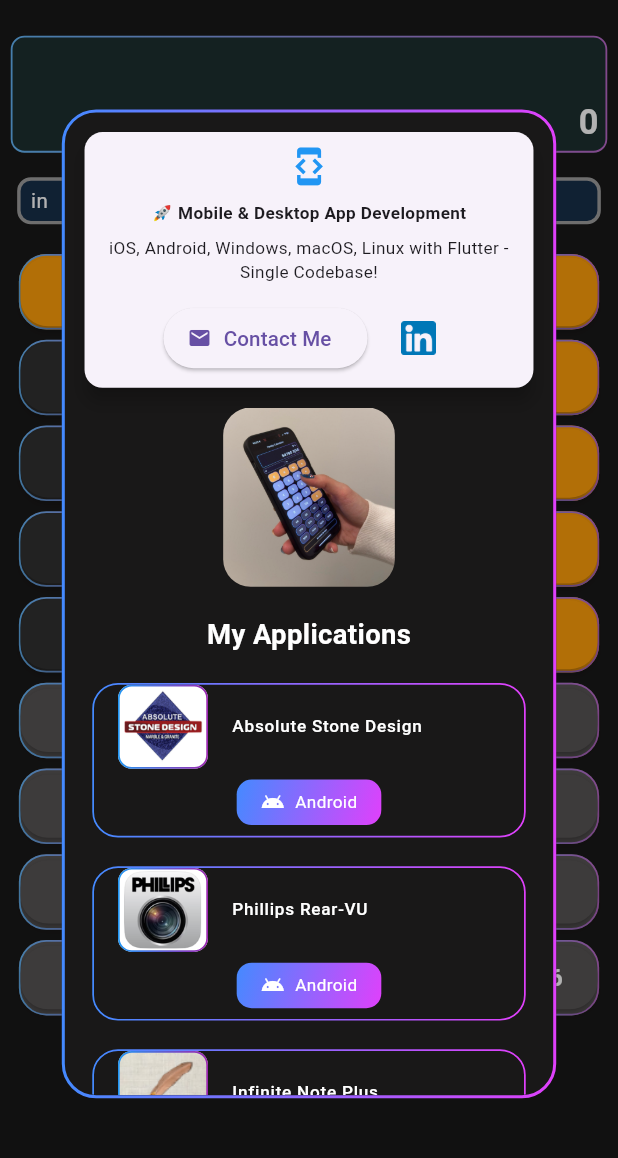
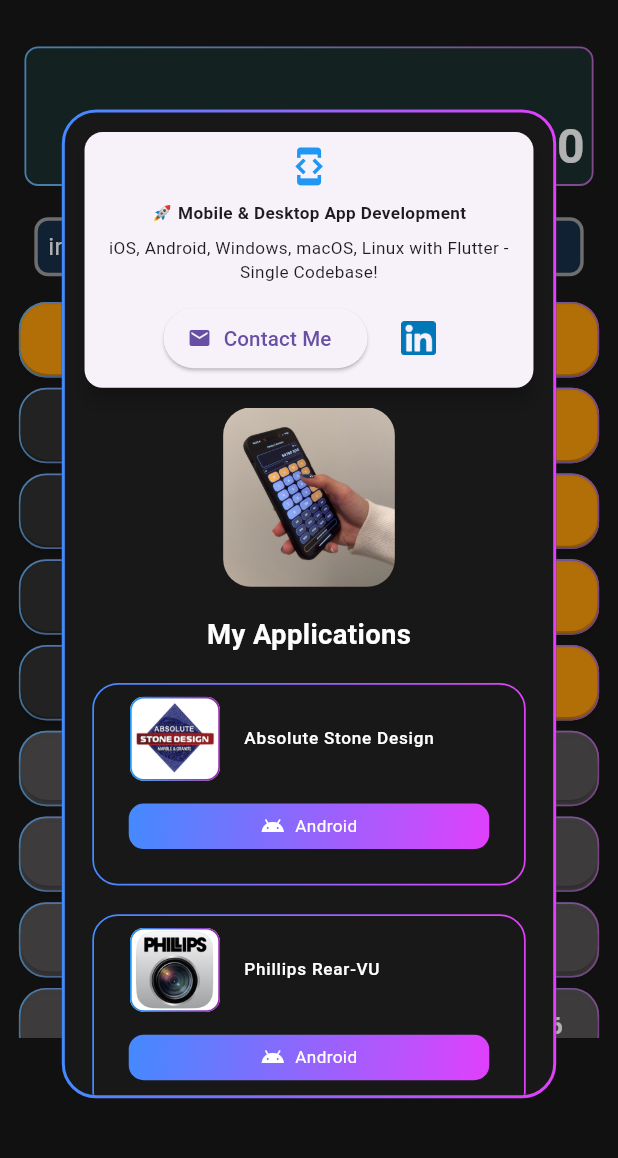
Before and after one commit to johnhcolani/HandiCalc, a Flutter app: the screen it shows after launch, after a tap on the "menu" icon, on a phone screen of 412 x 824 dp, the part 59-1217 px from its top. Run offline on Flutter 3.47's test engine with Material 3 defaults, Android fonts, the phone set to English and light mode, and no system bars; our stand-ins replace flutter_bloc, flutter_screenutil, gradient_borders, lottie; missing offline and left inert: fraction.

Commit message:
Responsive on Tablet and iPad

```diff
--- a/lib/features/calculator/presentation/screens/fraction_calculator_screen.dart
+++ b/lib/features/calculator/presentation/screens/fraction_calculator_screen.dart
@@ -36,25 +36,38 @@
       ),
       body: BlocBuilder<CalculatorBloc, CalculatorState>(
         builder: (context, state) {
-          return Column(
+          return LayoutBuilder(
+            builder: (context, constraints) {
+              double maxWidth = constraints.maxWidth > 600 ? constraints.maxWidth * 0.8 : constraints.maxWidth;
+
+              double maxHeight = constraints.maxHeight; // Get screen height
+              return Center(
+                child: Container(
+                  width: maxWidth,
+                  height: maxHeight, // Ensure it doesn't overflow
+                  padding: EdgeInsets.symmetric(horizontal: 8.w, vertical: 6.h),
+                  child: Column(
                     children: [
-              _buildDisplaySection(context, state),
+                      _buildDisplaySection(context, state,constraints),
                       _buildResultContainers(state),
-              _buildCalculatorButtons(context),
+                      _buildScrollableCalculatorButtons(context),
                       // _buildAdBanner(),
                     ],
+                  ),
+                ),
               );
+            });
         },
       ),
     );
   }
 
-  Widget _buildDisplaySection(BuildContext context, CalculatorState state) {
+  Widget _buildDisplaySection(BuildContext context, CalculatorState state, BoxConstraints constraints) {
     return Padding(
-      padding:  EdgeInsets.all(6.h),
+      padding: EdgeInsets.all(6.h),
       child: Container(
         decoration: BoxDecoration(
-          color: Colors.blue.withValues(red: 0.2,blue: 1,green: 1,alpha: 0.1),
+          color: Colors.blue.withValues(red: 0.2, blue: 1, green: 1, alpha: 0.1),
           border: GradientBoxBorder(
             width: 1.dm,
             gradient: LinearGradient(colors: [
@@ -68,21 +81,27 @@
           children: [
             Container(
               alignment: Alignment.centerRight,
-              padding:  EdgeInsets.symmetric(horizontal: 8.w, vertical: 2.h),
-              child: Text(state.expression,
+              padding: EdgeInsets.symmetric(horizontal: 8.w, vertical: 2.h),
+              child: Text(
+                state.expression,
                 style: TextStyle(
-                      fontSize: 20.sp,
+                  fontSize: constraints.maxWidth > 600 ? 18.sp : 22.sp, // Smaller on tablets
                   fontWeight: FontWeight.bold,
-                      color: Colors.grey[300])),
+                  color: Colors.grey[300],
+                ),
+              ),
             ),
             Container(
               alignment: Alignment.centerRight,
-              padding:  EdgeInsets.symmetric(horizontal: 4.w, vertical: 2.h),
-              child: Text(state.displayText,
-                  style:  TextStyle(
-                      fontSize: 20.sp,
+              padding: EdgeInsets.symmetric(horizontal: 4.w, vertical: 2.h),
+              child: Text(
+                state.displayText,
+                style: TextStyle(
+                  fontSize: constraints.maxWidth > 600 ? 24.sp : 28.sp, // Scale for large screens
                   fontWeight: FontWeight.bold,
-                      color: Colors.white)),
+                  color: Colors.white,
+                ),
+              ),
             ),
           ],
         ),
@@ -90,9 +109,11 @@
     );
   }
 
+
+
   Widget _buildResultContainers(CalculatorState state) {
     return Padding(
-      padding:  EdgeInsets.symmetric(vertical: 2.h, horizontal: 4.w),
+      padding:  EdgeInsets.all(6.w),
       child: Row(
         children: [
           Expanded(child: _buildResultContainer("in", state.inchResult, Color(
@@ -106,28 +127,26 @@
 
   Widget _buildResultContainer(String label, String result, Color textColor) {
     return Padding(
-      padding:  EdgeInsets.all(6.w),
+      padding: EdgeInsets.all(6.w),
       child: Container(
         decoration: BoxDecoration(
-          color: Colors.blue.withValues(red: .01,blue: 2,green: 1,alpha: 0.1),
+          color: Colors.blue.withValues(red: .01, blue: 2, green: 1, alpha: 0.1),
           border: Border.all(color: Colors.grey, width: 2.w),
           borderRadius: BorderRadius.circular(8.r),
         ),
         child: Padding(
-          padding:  EdgeInsets.symmetric(horizontal: 6.w, vertical: 2.h),
+          padding: EdgeInsets.symmetric(horizontal: 6.w, vertical: 2.h),
           child: Row(
             mainAxisAlignment: MainAxisAlignment.spaceBetween,
             children: [
-              Text(label, style:  TextStyle(color: Colors.white,fontSize: 12.sp)),
-
-              // Auto-scale font to fit within the container
+              Text(label, style: TextStyle(color: Colors.white, fontSize: 14.sp)), // Scaled text
               Expanded(
                 child: FittedBox(
-                  fit: BoxFit.scaleDown, // Scale text down if it overflows
+                  fit: BoxFit.scaleDown,
                   child: Text(
                     result,
                     style: TextStyle(
-                      fontSize: 13.sp,
+                      fontSize: 18.sp, // Bigger on larger screens
                       fontWeight: FontWeight.bold,
                       color: textColor,
                     ),
@@ -141,18 +160,20 @@
     );
   }
 
-  Widget _buildCalculatorButtons(BuildContext context) {
-    return Expanded(
-      child: Padding(
-        padding:  EdgeInsets.symmetric(horizontal: 8.w, vertical: 6.h),
+
+  Widget _buildScrollableCalculatorButtons(BuildContext context) {
+    return SizedBox(
+      height: 0.6.sh, // Max 60% of screen height to prevent overflow
+      child: SingleChildScrollView(
         child: Column(
+          mainAxisAlignment: MainAxisAlignment.center,
           children: [
             _buildOperatorRow(["C", "±", "%", "÷"]),
             _buildNumberRow(["7", "8", "9", "×"]),
             _buildNumberRow(["4", "5", "6", "-"]),
             _buildNumberRow(["1", "2", "3", "+"]),
             _buildBottomRow(),
-            _buildFractionRow(["1/4","3/4",]),
+            _buildFractionRow(["1/4", "3/4"]),
             _buildFractionRow(["1/8", "3/8", "5/8", "7/8"]),
             _buildFractionRow(["1/16", "3/16", "5/16", "7/16"]),
             _buildFractionRow(["9/16", "11/16", "13/16", "15/16"]),
@@ -161,6 +182,8 @@
       ),
     );
   }
+
+
 
   Widget _buildOperatorRow(List<String> buttons) {
     return Row(
--- a/lib/features/calculator/presentation/widgets/app_info_overlay.dart
+++ b/lib/features/calculator/presentation/widgets/app_info_overlay.dart
@@ -211,9 +211,15 @@
           width: 1.r,
         ),
       ),
+      child: Padding(
+        padding: const EdgeInsets.all(8.0),
         child: Column(
+          mainAxisAlignment: MainAxisAlignment.center,
+
           children: [
-          ListTile(
+            SizedBox(
+              width: double.infinity,
+              child: ListTile(
                 leading: Container(
                   width: 60,
                   height: 60,
@@ -241,10 +247,11 @@
                   ),
                 ),
               ),
+            ),
             Padding(
               padding:  EdgeInsets.all(6.h),
-            child: Row(
-              mainAxisAlignment: MainAxisAlignment.spaceEvenly,
+              child: Column(
+                mainAxisAlignment: MainAxisAlignment.center,
                 children: [
                 Platform.isAndroid ?  _PlatformButton(
                     icon: Icons.android,
@@ -261,6 +268,7 @@
               ),
             ),
           ],
+        ),
       ),
     );
   }
@@ -281,6 +289,8 @@
   Widget build(BuildContext context) {
     return GestureDetector(
       onTap: onTap,
+      child: Padding(
+        padding: const EdgeInsets.all(8.0),
         child: Container(
           padding:  EdgeInsets.symmetric(horizontal: 14.w, vertical: 6.h),
           decoration: BoxDecoration(
@@ -292,6 +302,7 @@
             ),
           ),
           child: Row(
+            mainAxisAlignment: MainAxisAlignment.center,
             children: [
               Icon(icon, color: Colors.white, size: 14.r),
               SizedBox(width: 6.w),
@@ -305,6 +316,7 @@
             ],
           ),
         ),
+      ),
     );
   }
 }
```
Also changed, not shown: 4 other files. Lines whose indentation alone changed are shown as unchanged.
